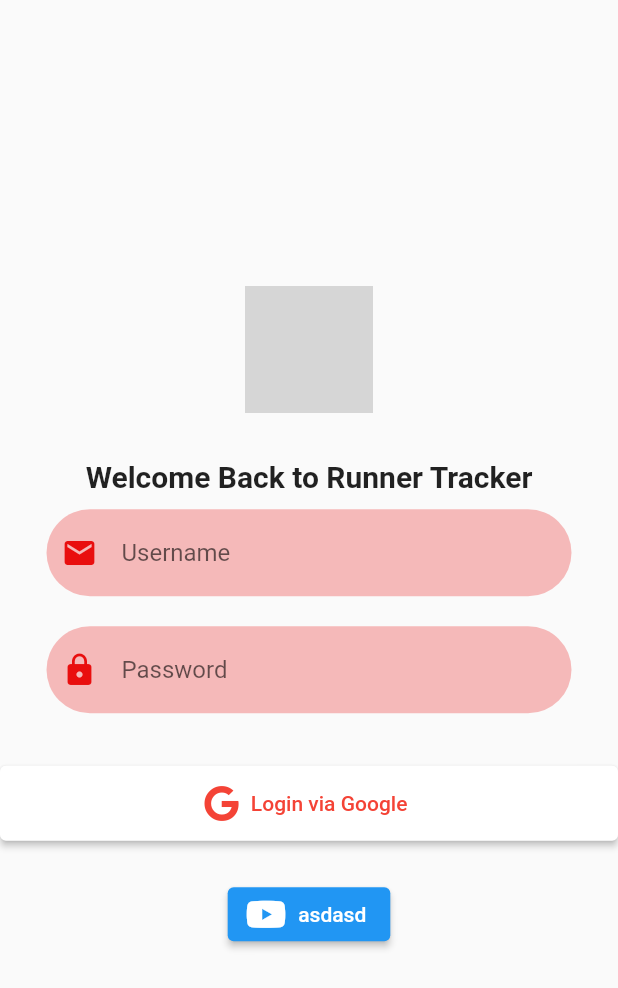
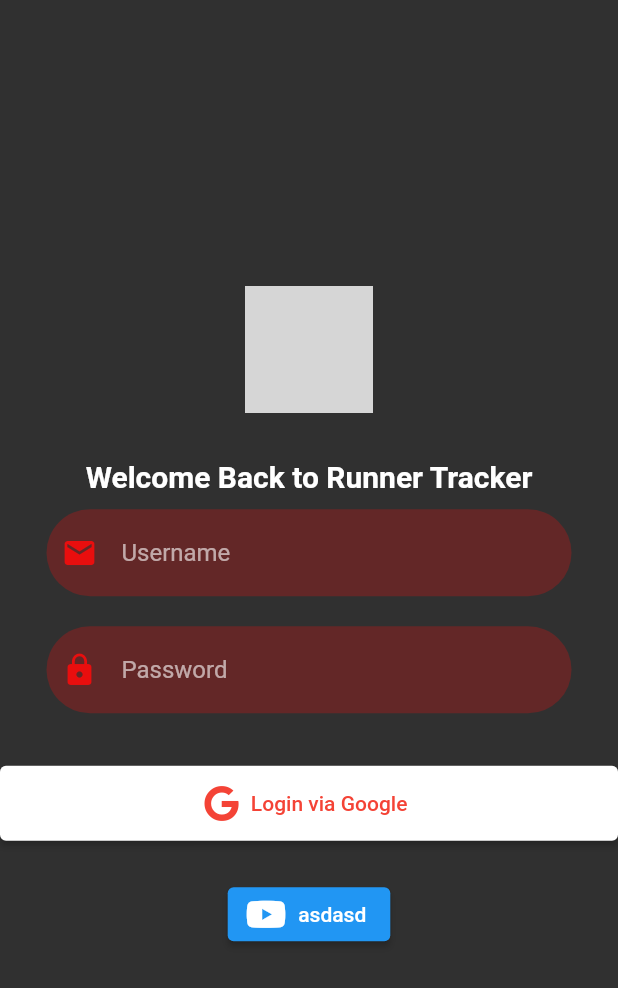
Before and after one commit to berkeavci/RunnerApp, a Flutter app: the screen it shows after launch, on a phone screen of 412 x 824 dp. Shown: the top 988 px of the screen. Run offline on Flutter 3.47's test engine with Material 2 defaults, Android fonts, the phone set to English and light mode, and no system bars; our stand-ins replace cloud_firestore, firebase_auth, firebase_core, font_awesome_flutter, google_fonts, google_maps_flutter and 3 more; accounts and stored records are empty; grey boxes are pictures that could not be loaded.

Commit message:
General design progress

```diff
--- a/lib/Page/MainPageNavigator.dart
+++ b/lib/Page/MainPageNavigator.dart
@@ -18,11 +18,10 @@ class _MainPageNavigator extends State<MainPageNavigator> {
         stream: FirebaseAuth.instance.authStateChanges(),
         builder: (context, snapshot) {
           if (snapshot.connectionState == ConnectionState.waiting) {
-            print("State is done?");
             return Container(
               child: CircularProgressIndicator(
                 // TODO: Not Working
-                color: Colors.black,
+                color: Colors.blue,
                 valueColor: AlwaysStoppedAnimation<Color>(Colors.red),
               ),
             );
--- a/lib/main.dart
+++ b/lib/main.dart
@@ -3,6 +3,7 @@ import 'package:flutter/material.dart';
 import 'package:google_fonts/google_fonts.dart';
 import 'package:runner/Page/MainPageNavigator.dart';
 import 'package:firebase_core/firebase_core.dart';
+import 'package:theme_provider/theme_provider.dart';
 import 'LoginStates/google_signIn.dart';
 import 'package:provider/provider.dart';
 import 'constans.dart';
@@ -18,21 +19,29 @@ Future main() async {
 }
 
 class RunnerTracker extends StatelessWidget {
-  Widget build(BuildContext context) => ChangeNotifierProvider(
-        create: (_) => GoogleSignInProvider(),
-        child: Provider<AuthenticationService>(
-          create: (_) => AuthenticationService(FirebaseAuth.instance),
-          child: MaterialApp(
-            debugShowCheckedModeBanner: false,
-            title: 'Runner Tracker',
-            theme: ThemeData(
-              primaryColor: thePrimaryColor,
-              textTheme:
-                  GoogleFonts.robotoTextTheme(Theme.of(context).textTheme),
+  Widget build(BuildContext context) {
+    return ThemeProvider(
+      themes: [
+        AppTheme.dark(),
+        AppTheme.light(),
+      ],
+      child: ThemeConsumer(
+        child: ChangeNotifierProvider(
+          create: (_) => GoogleSignInProvider(),
+          child: Provider<AuthenticationService>(
+            create: (_) => AuthenticationService(FirebaseAuth
+                .instance), //TODO: Divide this area with theme change
+            child: Builder(
+              builder: (context) => MaterialApp(
+                debugShowCheckedModeBanner: false,
+                title: 'Runner Tracker',
+                theme: ThemeProvider.themeOf(context).data,
+                home: MainPageNavigator(),
+              ),
             ),
-            home: MainPageNavigator(),
           ),
         ),
-      ); // Return widget - view
-
+      ),
+    );
+  } // Return widget - view
 }
--- a/pubspec.yaml
+++ b/pubspec.yaml
@@ -35,6 +35,8 @@ dependencies:
   font_awesome_flutter: ^9.1.0
   avatar_view: ^1.0.0+4
   cupertino_icons: ^1.0.3
+  theme_provider: ^0.5.0
+  animated_theme_switcher: ^2.0.1
 
   #Google Dependencies
   google_sign_in: ^5.0.4
```
Also changed, not shown: lib/MapsAlgorithm/google_maps_controller.dart (+1 -10 lines), lib/components/dashboard_components/profile_page.dart (+7 -1 lines), lib/components/dashboard_components/profile_page/edit_area.dart (+11 -5 lines), pubspec.lock, 1 other file.
